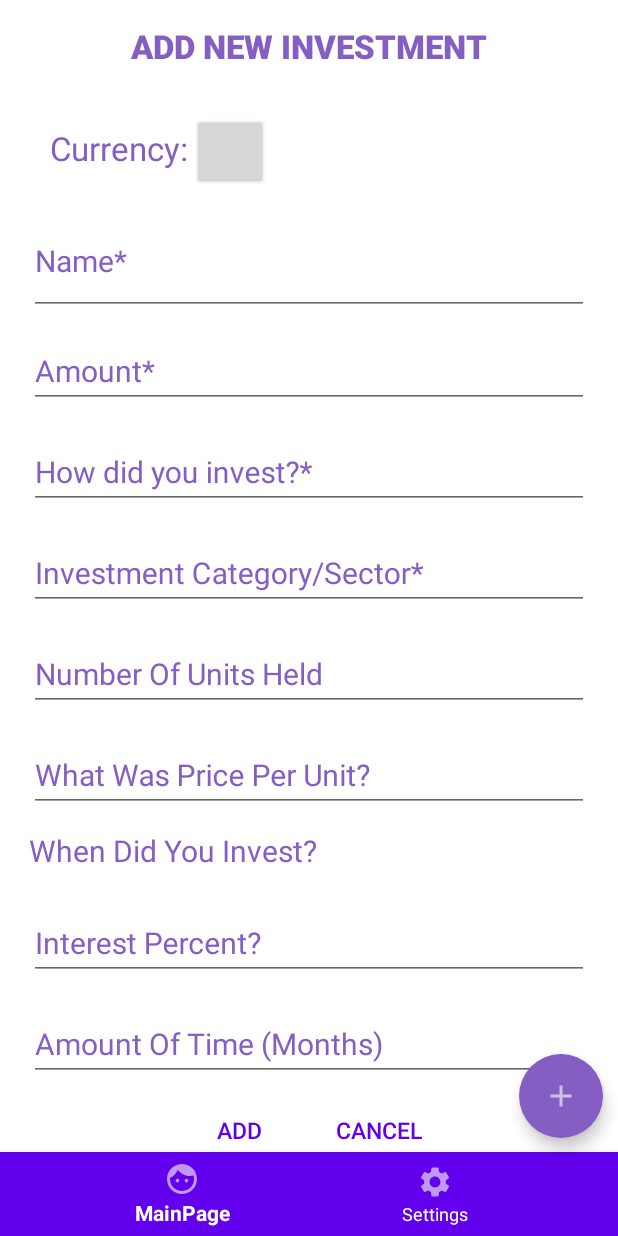
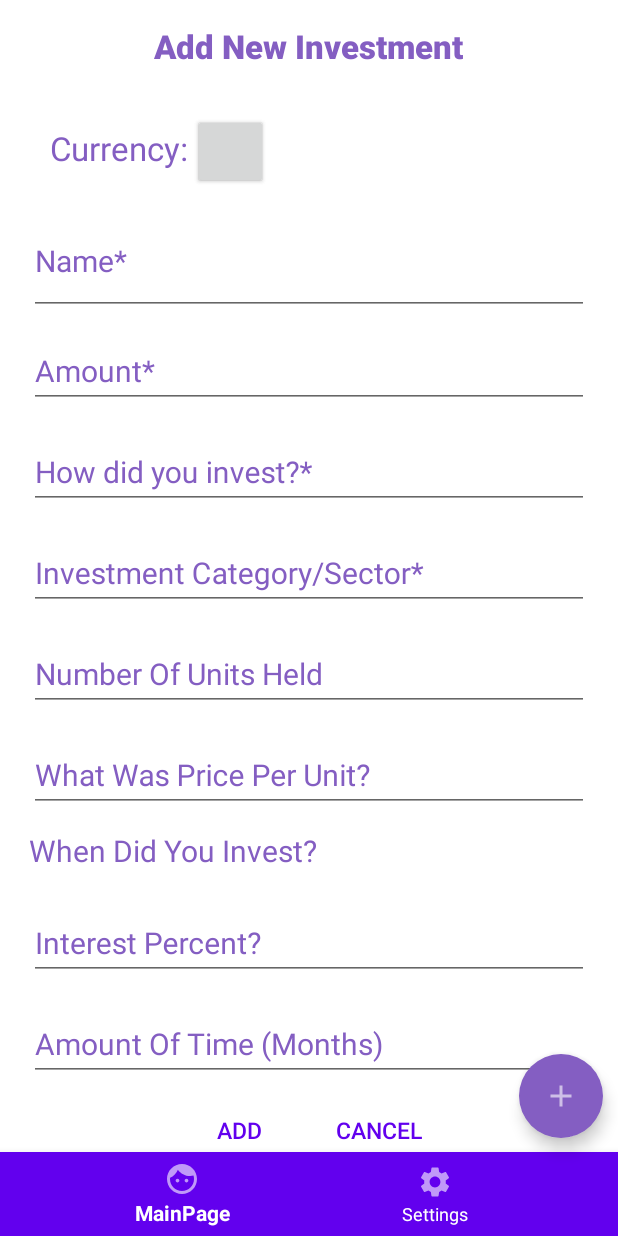
Before and after one commit to soumikshah/Plutus-InvestmentTracker, an Android app: the screen it shows after launch (MainActivity), on a phone screen of 412 x 824 dp. Run offline under Robolectric (Android 15) with nearby library versions, the phone set to English and light mode, and no system bars; libraries missing offline, so code that uses them is left out: com.github.mikephil.charting, nl.bryanderidder.themedtogglebuttongroup; plain views replace ThemedButton, ThemedToggleButtonGroup; 10 statements that could not run were skipped.

```diff
--- a/app/src/main/java/com/soumikshah/investmenttracker/database/InvestmentHelper.kt
+++ b/app/src/main/java/com/soumikshah/investmenttracker/database/InvestmentHelper.kt
@@ -17,9 +17,7 @@ class InvestmentHelper(var context: Context) {
     fun getInvestmentsListAccTOCurrency(currency: String):ArrayList<Investment>{
         var currencyInvestmentsList:ArrayList<Investment> = ArrayList()
         for(investment in getInvestmentsList()){
-            Log.d("Tracker","Investment "+investment.investmentName+ " : "+investment.investmentCurrency)
-            if(investment.investmentCurrency.equals(currency)){
-                Log.d("Tracker","Investment currency "+investment.investmentCurrency)
+           if(investment.investmentCurrency.equals(currency)){
                 currencyInvestmentsList.add(investment)
             }
         }
--- a/app/src/main/java/com/soumikshah/investmenttracker/view/MainActivity.kt
+++ b/app/src/main/java/com/soumikshah/investmenttracker/view/MainActivity.kt
@@ -38,9 +38,6 @@ class MainActivity : AppCompatActivity() {
     private var bottomNavigationView: BottomNavigationView? = null
     @JvmField
     var mainFragment: MainFragment? = null
-    var investmentDateInLong: Long = 0
-    var datePickerDialog: DatePickerDialog? = null
-    var interestToBeReceived = 0f
     private var fab: FloatingActionButton? =null
     override fun onCreate(savedInstanceState: Bundle?) {
         super.onCreate(savedInstanceState)
@@ -76,11 +73,10 @@ class MainActivity : AppCompatActivity() {
             override fun onPageSelected(position: Int) {
                 when (position) {
                     0 -> {
-                        fab!!.show()
                         bottomNavigationView!!.menu.findItem(R.id.mainPage).isChecked = true
+                        viewPager!!.adapter!!.notifyDataSetChanged()
                     }
                     1 -> {
-                        fab!!.hide()
                         bottomNavigationView!!.menu.findItem(R.id.settings).isChecked = true
                     }
                     else ->{
@@ -109,9 +105,8 @@ class MainActivity : AppCompatActivity() {
 
     private fun setupViewPager(viewPager: ViewPager?) {
         val adapter = ViewPagerAdapter(supportFragmentManager)
-        adapter.addFragment(mainFragment, "Mainpage")
-        adapter.addFragment(SettingsFragment(), "Settings")
-        /*adapter.addFragment(GraphFragment(), "Graph")*/
+        adapter.addFragment(mainFragment, getString(R.string.mainpage_viewpager_name))
+        adapter.addFragment(SettingsFragment(), getString(R.string.setttings_viewpager_name))
         adapter.also { viewPager!!.adapter = it }
     }
 
--- a/app/src/main/java/com/soumikshah/investmenttracker/view/MainFragment.kt
+++ b/app/src/main/java/com/soumikshah/investmenttracker/view/MainFragment.kt
@@ -85,7 +85,6 @@ class MainFragment : Fragment() {
             if(getCurrency()!!.isEmpty()){
                 setCurrency(getString(R.string.inr))
             }
-            Log.d("Tracker","currency is ${getCurrency()}")
             for(investment in investmentHelper!!.getInvestmentsList()){
                 if(investment.investmentCurrency.equals(getString(R.string.usd))){
                     dollarInvestmentExists = true
--- a/app/src/main/res/layout/investment_dialog.xml
+++ b/app/src/main/res/layout/investment_dialog.xml
@@ -19,7 +19,6 @@
                 android:layout_marginBottom="@dimen/dimen_10"
                 android:fontFamily="sans-serif-medium"
                 android:lineSpacingExtra="8sp"
-                android:textAllCaps="true"
                 android:layout_gravity="center_horizontal"
                 android:text="@string/new_investment_title"
                 android:textColor="@color/investment_name"
@@ -115,7 +114,6 @@
                     android:layout_height="wrap_content"
                     android:layout_margin="3dp"
                     android:maxLength="9"
-                    android:textAllCaps="true"
                     android:hint="@string/hint_enter_investment_amount"
                     android:inputType="number|numberDecimal"
                     android:textColorHint="@color/investment_amount"
@@ -142,7 +140,6 @@
                     android:inputType="textCapSentences|text"
                     android:marqueeRepeatLimit="marquee_forever"
                     android:layout_margin="3dp"
-                    android:textAllCaps="true"
                     android:textColorHint="@color/investment_medium"
                     android:textColor="@color/investment_medium"
                     android:textSize="@dimen/investment_medium" />
@@ -164,7 +161,6 @@
                     android:hint="@string/hint_enter_investment_category"
                     android:inputType="textCapSentences|text"
                     android:layout_margin="3dp"
-                    android:textAllCaps="true"
                     android:textColorHint="@color/investment_category"
                     android:textColor="@color/investment_category"
                     android:textSize="@dimen/investment_category" />
@@ -186,7 +182,6 @@
                     android:hint="@string/hint_enter_investment_number_of_units"
                     android:inputType="textCapSentences|text"
                     android:layout_margin="3dp"
-                    android:textAllCaps="true"
                     android:textColorHint="@color/investment_category"
                     android:textColor="@color/investment_category"
                     android:textSize="@dimen/investment_category" />
@@ -208,7 +203,6 @@
                     android:hint="@string/hint_enter_investment_price_per_unit"
                     android:inputType="number"
                     android:layout_margin="3dp"
-                    android:textAllCaps="true"
                     android:textColorHint="@color/investment_category"
                     android:textColor="@color/investment_category"
                     android:textSize="@dimen/investment_category" />
@@ -230,7 +224,6 @@
                     android:layout_height="wrap_content"
                     android:hint="@string/hint_enter_investment_date"
                     android:layout_margin="3dp"
-                    android:textAllCaps="true"
                     android:paddingBottom="5dp"
                     android:focusable="false"
                     android:textColorHint="@color/investment_datepicker"
@@ -255,7 +248,6 @@
                     android:layout_height="wrap_content"
                     android:layout_margin="3dp"
                     android:layout_weight="0.3"
-                    android:textAllCaps="true"
                     android:hint="@string/hint_enter_interest_percent"
                     android:inputType="number|numberDecimal"
                     android:textColorHint="@color/investment_interest_percent"
@@ -278,7 +270,6 @@
                     android:layout_height="wrap_content"
                     android:hint="@string/hint_enter_investment_month"
                     android:inputType="number"
-                    android:textAllCaps="true"
                     android:autofillHints="@string/hint_enter_investment_month"
                     android:layout_margin="3dp"
                     android:textColorHint="@color/investment_amount_of_month"
@@ -298,6 +289,7 @@
                     android:textSize="15sp"
                     android:textColor="@color/colorPrimary"
                     android:padding="5dp"
+                    android:textAllCaps="true"
                     android:background="@android:color/transparent"/>
                 <Button
                     android:id="@+id/negativeButton"
@@ -305,6 +297,7 @@
                     android:layout_height="wrap_content"
                     android:text="@string/cancel"
                     android:textSize="15sp"
+                    android:textAllCaps="true"
                     android:textColor="@color/colorPrimary"
                     android:padding="5dp"
                     android:layout_marginStart="5dp"
--- a/app/src/main/res/values/strings.xml
+++ b/app/src/main/res/values/strings.xml
@@ -40,4 +40,6 @@
                 "\n\nYou can find me at soumikshah.com</string>
     <string name="add">Add</string>
     <string name="edit">Edit</string>
+    <string name="mainpage_viewpager_name">Mainpage</string>
+    <string name="setttings_viewpager_name">Settings</string>
 </resources>
```
